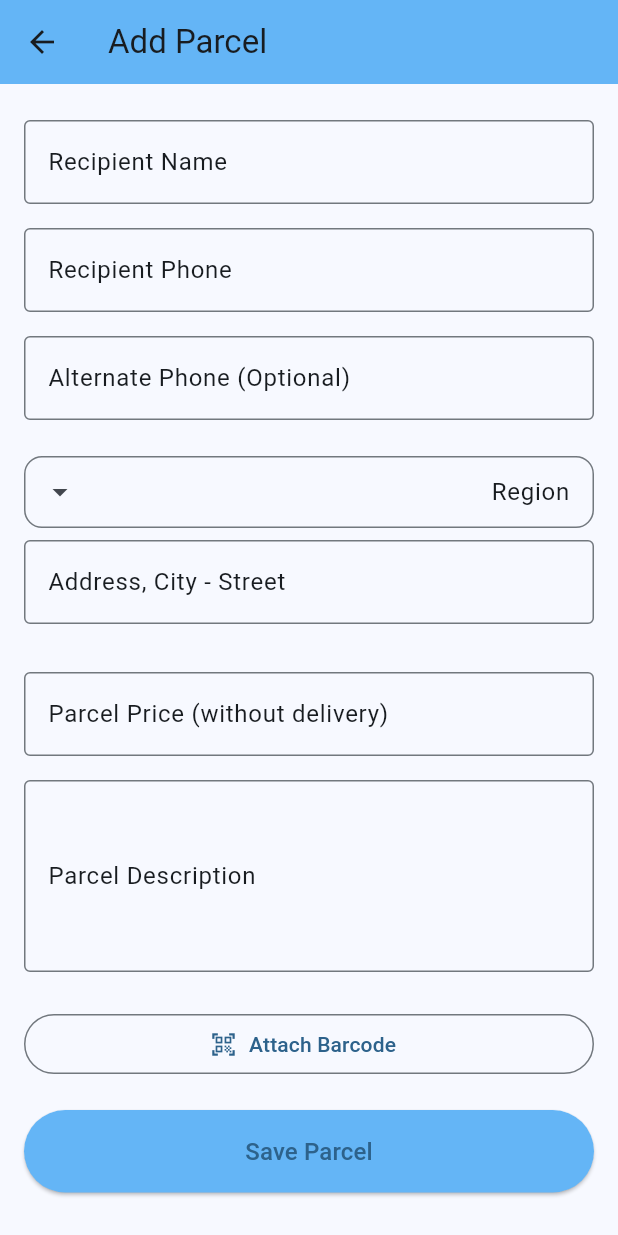
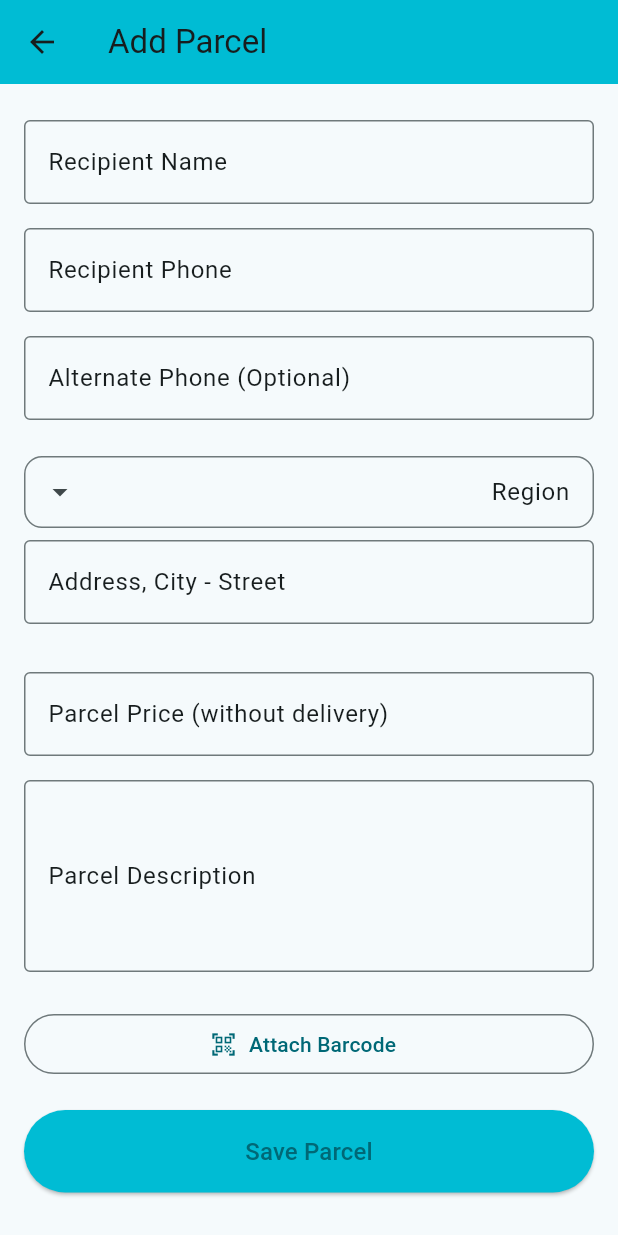
Before and after one commit to diaaldin/Wasslni-Plus, a Flutter app: the AddParcelPage screen opened directly, on a phone screen of 412 x 824 dp. Run offline on Flutter 3.47's test engine with Material 3 defaults, Android fonts, the phone set to English and light mode, and no system bars; drawn by our look-alikes of dropdown_search; our stand-ins replace cloud_firestore, connectivity_plus; accounts and stored records are empty.

Commit message:
[Phase 0.1] Update Branding Assets - Modern color scheme and comprehensive design documentation

```diff
--- a/lib/app_styles.dart
+++ b/lib/app_styles.dart
@@ -11,12 +11,12 @@ class AppStyles {
     return hslColor.withLightness(adjustedLightness).toColor();
   }
 
-  // Colors
-  static const Color darkSurfaceColor = Color(0xFF2C2C2C);
+  // Wasslni Plus Brand Colors
+  static const Color darkSurfaceColor = Color(0xFF1A1A1A); // Darker surface for better contrast
   static const Color primaryColor =
-      Color(0xFF64B5F6); // Light Blue 400 (Dusty Sky Blue)
+      Color(0xFF00BCD4); // Vibrant Teal/Cyan - represents speed and reliability
   static const Color secondaryColor =
-      Color(0xFFFFA726); // Orange 400 (Soft Orange)
+      Color(0xFFFF9800); // Vibrant Orange - represents energy and action
 
   static Color get primaryColor100 => adjustColor(primaryColor, amount: 0.3);
   static Color get primaryColor200 => adjustColor(primaryColor, amount: 0.2);
```
Also changed, not shown: pubspec.yaml (+23 -3 lines), pubspec.lock, 5 other files.
